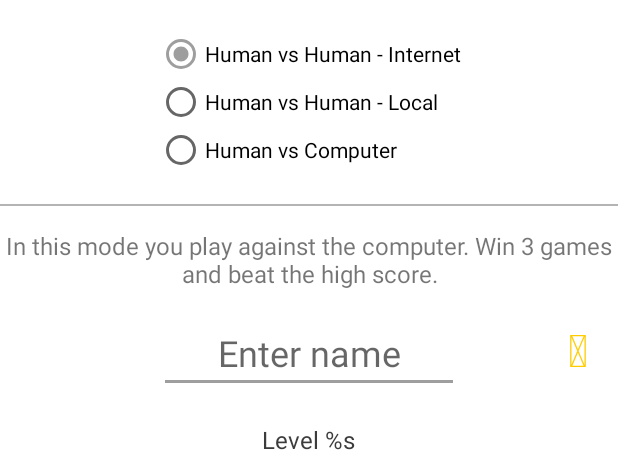
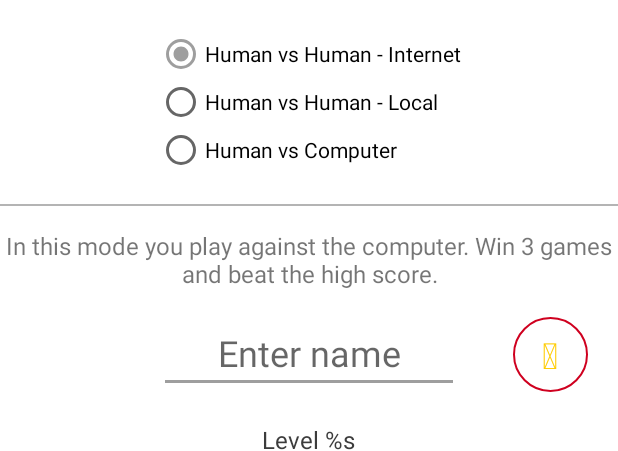
Before and after one commit to wthieme/Yavalath, an Android app: the layout content_main.xml on its own in the app's theme, with its tools: preview values and no code run, on a phone screen of 412 x 824 dp, the part 217-668 px from its top. Run offline under Robolectric (Android 15) with nearby library versions, the phone set to English and light mode, and no system bars; plain views replace IndicatorSeekBar.

Commit message:
Layout verbetering

```diff
--- a/app/build.gradle
+++ b/app/build.gradle
@@ -9,8 +9,8 @@ android {
         applicationId "nl.whitedove.yavalath"
         minSdkVersion 23
         targetSdkVersion 29
-        versionCode 20
-        versionName "1.2.5"
+        versionCode 21
+        versionName "1.2.6"
         testInstrumentationRunner "androidx.test.runner.AndroidJUnitRunner"
     }
     buildTypes {
--- a/app/src/main/java/nl/whitedove/yavalath/MainActivity.kt
+++ b/app/src/main/java/nl/whitedove/yavalath/MainActivity.kt
@@ -47,8 +47,8 @@ class MainActivity : AppCompatActivity() {
         val iconFont = FontManager.getTypeface(this, FontManager.FONTAWESOME_SOLID)
         FontManager.markAsIconContainer(tvMenu, iconFont)
         tvMenu.setOnClickListener { view -> menuClick(view) }
-        FontManager.markAsIconContainer(tvHighScore, iconFont)
-        tvHighScore.setOnClickListener { highScoreClick() }
+        FontManager.markAsIconContainer(btnHighScore, iconFont)
+        btnHighScore.setOnClickListener { highScoreClick() }
 
         tvrulestxt.movementMethod = LinkMovementMethod.getInstance()
         tvrulestxt.setText(clickRules, TextView.BufferType.SPANNABLE)
--- a/app/src/main/res/layout/content_main.xml
+++ b/app/src/main/res/layout/content_main.xml
@@ -268,16 +268,19 @@
                 android:textIsSelectable="false"
                 android:textSize="24sp" />
 
-            <TextView
-                android:id="@+id/tvHighScore"
-                android:layout_width="wrap_content"
-                android:layout_height="wrap_content"
+            <Button
+                android:id="@+id/btnHighScore"
+                android:layout_width="50dp"
+                android:layout_height="50dp"
                 android:layout_marginEnd="20dp"
                 android:layout_alignBaseline="@+id/etNameComputer"
+                android:background="@drawable/rounded_button"
                 android:text="@string/fa_trophy"
                 android:layout_alignParentEnd="true"
+                android:textAllCaps="false"
                 android:textColor="@color/colorYellow"
-                android:textSize="30sp" />
+                android:textSize="24sp" />
+
 
         </RelativeLayout>
 
--- a/app/src/main/res/layout/highscore_activity.xml
+++ b/app/src/main/res/layout/highscore_activity.xml
@@ -165,7 +165,6 @@
         android:text="@string/white_dove"
         android:textColor="@color/colorPrimary"
         android:textSize="16sp" />
-
 
     <TextView
         android:id="@+id/tvIntermediate"
```
Also changed, not shown: app/src/main/java/nl/whitedove/yavalath/FcmReceiver.kt (+4 -4 lines), 1 other file.
